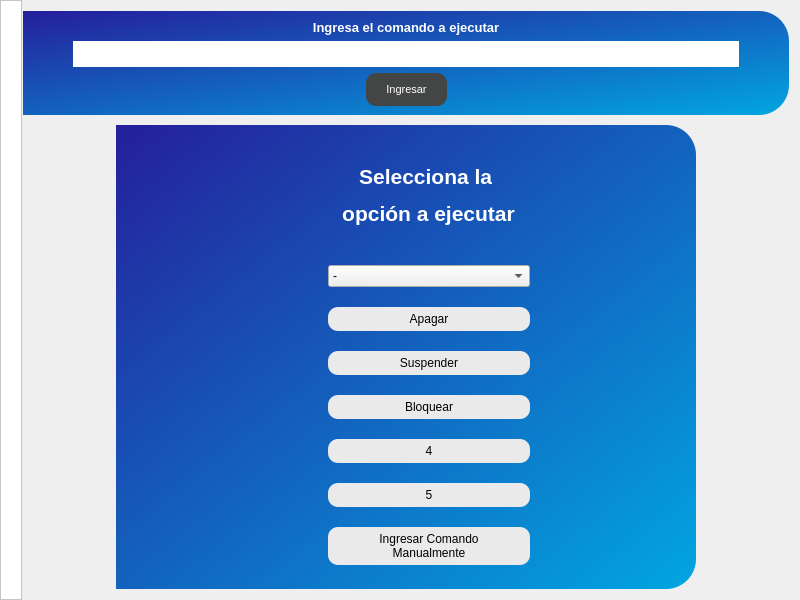
Above: ui/ui_files/OpcionesComputadoras.ui from Salinas03/Sistema-Seguridad before the change. Below: the same form after it.
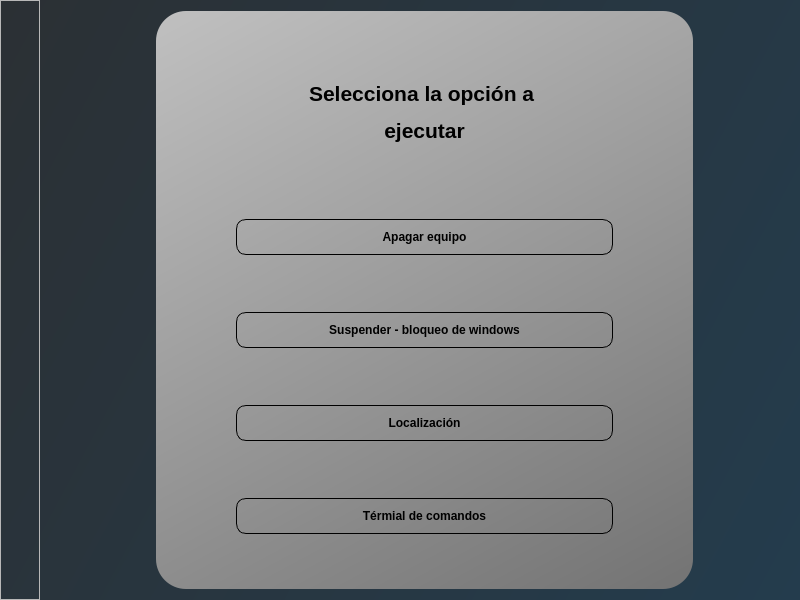
That is the form after the change. Icons and pictures are not drawn.

The edit to the form file:
```diff
--- a/ui/ui_files/OpcionesComputadoras.ui
+++ b/ui/ui_files/OpcionesComputadoras.ui
@@ -23,7 +23,17 @@
    </size>
   </property>
   <property name="windowTitle">
-   <string>MainWindow</string>
+   <string>Opciones de la computadora</string>
+  </property>
+  <property name="windowIcon">
+   <iconset>
+    <normaloff>../assets/icons/LOGO.svg</normaloff>../assets/icons/LOGO.svg</iconset>
+  </property>
+  <property name="styleSheet">
+   <string notr="true">QMainWindow#OpcionesComputadora{
+	/*background-color: qlineargradient(spread:pad, x1:0, y1:0, x2:1, y2:0, stop:0 #080f43, stop:1 #1d1e26);*/
+background-color:qlineargradient(x1:0, y1:0, x2:2.5 y2:1, stop:0 #2B3034, stop:1 #1C4968);
+}</string>
   </property>
   <widget class="QWidget" name="centralwidget">
    <layout class="QHBoxLayout" name="horizontalLayout" stretch="0,0">
@@ -45,10 +55,10 @@
     <item>
      <widget class="QFrame" name="frame">
       <property name="styleSheet">
-       <string notr="true">QFrame#frame{
-	background-color: rgb(255, 255, 255);
-}
-</string>
+       <string notr="true">QLabel#id_lbl,#nombre_lbl{
+	color: rgb(255, 255, 255);
+	font: 75 10pt &quot;MS Shell Dlg 2&quot;;
+}</string>
       </property>
       <property name="frameShape">
        <enum>QFrame::StyledPanel</enum>
@@ -56,26 +66,8 @@
       <property name="frameShadow">
        <enum>QFrame::Raised</enum>
       </property>
-      <layout class="QFormLayout" name="formLayout">
-       <property name="horizontalSpacing">
-        <number>0</number>
-       </property>
-       <property name="verticalSpacing">
-        <number>0</number>
-       </property>
-       <property name="leftMargin">
-        <number>0</number>
-       </property>
-       <property name="topMargin">
-        <number>0</number>
-       </property>
-       <property name="rightMargin">
-        <number>0</number>
-       </property>
-       <property name="bottomMargin">
-        <number>0</number>
-       </property>
-       <item row="0" column="0">
+      <layout class="QVBoxLayout" name="verticalLayout_2">
+       <item>
         <spacer name="verticalSpacer_2">
          <property name="orientation">
           <enum>Qt::Vertical</enum>
@@ -83,12 +75,58 @@
          <property name="sizeHint" stdset="0">
           <size>
            <width>20</width>
-           <height>196</height>
+           <height>32</height>
           </size>
          </property>
         </spacer>
        </item>
-       <item row="1" column="0">
+       <item>
+        <widget class="QLabel" name="id_lbl">
+         <property name="text">
+          <string/>
+         </property>
+         <property name="alignment">
+          <set>Qt::AlignCenter</set>
+         </property>
+        </widget>
+       </item>
+       <item>
+        <spacer name="verticalSpacer_3">
+         <property name="orientation">
+          <enum>Qt::Vertical</enum>
+         </property>
+         <property name="sizeHint" stdset="0">
+          <size>
+           <width>20</width>
+           <height>33</height>
+          </size>
+         </property>
+        </spacer>
+       </item>
+       <item>
+        <widget class="QLabel" name="nombre_lbl">
+         <property name="text">
+          <string/>
+         </property>
+         <property name="alignment">
+          <set>Qt::AlignCenter</set>
+         </property>
+        </widget>
+       </item>
+       <item>
+        <spacer name="verticalSpacer_4">
+         <property name="orientation">
+          <enum>Qt::Vertical</enum>
+         </property>
+         <property name="sizeHint" stdset="0">
+          <size>
+           <width>20</width>
+           <height>33</height>
+          </size>
+         </property>
+        </spacer>
+       </item>
+       <item>
         <widget class="QLabel" name="label">
          <property name="text">
           <string/>
@@ -104,7 +142,7 @@
          </property>
         </widget>
        </item>
-       <item row="2" column="0">
+       <item>
         <spacer name="verticalSpacer">
          <property name="orientation">
           <enum>Qt::Vertical</enum>
@@ -134,13 +172,12 @@
 }
 QWidget#botones_widget,
 #comando_widget{
-background: qlineargradient(x1:0, y1:0, x2:1 y2:1, stop:0 #251F9B, stop:1 #01A6E1);
+	background-color: qlineargradient(spread:pad, x1:0, y1:0, x2:1.5, y2:3, stop:0 #c0c0c0, stop:1 #000000);
 }
 
 QWidget#botones_widget,
 #comando_widget{
-border-top-right-radius:30px;
-border-bottom-right-radius:30px;
+border-radius:30px;
 }
 
 QLineEdit{
@@ -149,10 +186,30 @@
 }
 
 QPushButton{
-background-color: rgb(234, 234, 234);
-border-radius:10px;
-padding:5px;
-	font: 75 8pt &quot;MS Shell Dlg 2&quot;;
+    text-decoration: none;
+    width:50%;
+    padding:10px;
+    border: 1px solid black;
+    border-radius:10px;
+    text-decoration: none;
+    color:black;
+    font-weight: bold;
+    text-align: center;
+    font-size: 12px;
+}
+
+QPushButton:hover{
+    background:qlineargradient(x1:0, y1:0, x2:2.5 y2:1, stop:0 #2B3034, stop:1 #1C4968);;
+    color:white;
+}
+
+QComboBox{
+font-size: 12px;
+padding:10px;
+font-weight: bold;
+background-color: qlineargradient(x1:0, y1:0, x2:2.5 y2:1, stop:0 #2B3034, stop:1 #1C4968);;
+color:white;
+border:none;
 }
 </string>
       </property>
@@ -167,7 +224,7 @@
         <number>10</number>
        </property>
        <property name="leftMargin">
-        <number>0</number>
+        <number>20</number>
        </property>
        <property name="topMargin">
         <number>10</number>
@@ -178,99 +235,6 @@
        <property name="bottomMargin">
         <number>10</number>
        </property>
-       <item>
-        <widget class="QWidget" name="comando_widget" native="true">
-         <property name="styleSheet">
-          <string notr="true">QPushButton#ingresar_comandos_btn{
-border:none;
-	background-color: qlineargradient(spread:pad, x1:0, y1:0, x2:1, y2:0, stop:0 #434645, stop:1 #434645);
-color:white;
-padding-top:10px;
-padding-left:20px;
-padding-right:20px;
-padding-bottom:10px;
-}
-
-QPushButton#ingresar_comandos_btn:hover{
-	background-color: #A1A1A2;
-}
-
-QPushButton#ingresar_comandos_btn:pressed{
-	font: 75 10pt &quot;MS Shell Dlg 2&quot;;
-}</string>
-         </property>
-         <layout class="QGridLayout" name="gridLayout">
-          <property name="leftMargin">
-           <number>50</number>
-          </property>
-          <property name="rightMargin">
-           <number>50</number>
-          </property>
-          <item row="0" column="0" colspan="3">
-           <widget class="QLabel" name="label_2">
-            <property name="font">
-             <font>
-              <pointsize>10</pointsize>
-              <weight>75</weight>
-              <bold>true</bold>
-             </font>
-            </property>
-            <property name="text">
-             <string>&lt;html&gt;&lt;head/&gt;&lt;body&gt;&lt;p&gt;&lt;span style=&quot; color:#ffffff;&quot;&gt;Ingresa el comando a ejecutar&lt;/span&gt;&lt;/p&gt;&lt;/body&gt;&lt;/html&gt;</string>
-            </property>
-            <property name="alignment">
-             <set>Qt::AlignCenter</set>
-            </property>
-           </widget>
-          </item>
-          <item row="2" column="0">
-           <spacer name="horizontalSpacer">
-            <property name="orientation">
-             <enum>Qt::Horizontal</enum>
-            </property>
-            <property name="sizeHint" stdset="0">
-             <size>
-              <width>226</width>
-              <height>20</height>
-             </size>
-            </property>
-           </spacer>
-          </item>
-          <item row="2" column="1">
-           <widget class="QPushButton" name="ingresar_comandos_btn">
-            <property name="font">
-             <font>
-              <family>MS Shell Dlg 2</family>
-              <pointsize>8</pointsize>
-              <weight>9</weight>
-              <italic>false</italic>
-              <bold>false</bold>
-             </font>
-            </property>
-            <property name="text">
-             <string>Ingresar</string>
-            </property>
-           </widget>
-          </item>
-          <item row="2" column="2">
-           <spacer name="horizontalSpacer_2">
-            <property name="orientation">
-             <enum>Qt::Horizontal</enum>
-            </property>
-            <property name="sizeHint" stdset="0">
-             <size>
-              <width>225</width>
-              <height>20</height>
-             </size>
-            </property>
-           </spacer>
-          </item>
-          <item row="1" column="0" colspan="3">
-           <widget class="QLineEdit" name="comandos_txt"/>
-          </item>
-         </layout>
-        </widget>
-       </item>
        <item alignment="Qt::AlignHCenter">
         <widget class="QWidget" name="botones_widget" native="true">
          <property name="sizePolicy">
@@ -279,99 +243,29 @@
            <verstretch>0</verstretch>
           </sizepolicy>
          </property>
+         <property name="minimumSize">
+          <size>
+           <width>537</width>
+           <height>0</height>
+          </size>
+         </property>
          <property name="styleSheet">
           <string notr="true"/>
          </property>
-         <layout class="QGridLayout" name="gridLayout_2">
+         <layout class="QVBoxLayout" name="verticalLayout_3">
           <property name="leftMargin">
-           <number>45</number>
+           <number>80</number>
           </property>
           <property name="topMargin">
            <number>0</number>
           </property>
           <property name="rightMargin">
-           <number>0</number>
+           <number>80</number>
           </property>
           <property name="bottomMargin">
            <number>0</number>
           </property>
-          <property name="spacing">
-           <number>0</number>
-          </property>
-          <item row="1" column="1" colspan="2">
-           <widget class="QComboBox" name="comandos_cbx">
-            <item>
-             <property name="text">
-              <string>-</string>
-             </property>
-            </item>
-            <item>
-             <property name="text">
-              <string>1</string>
-             </property>
-            </item>
-            <item>
-             <property name="text">
-              <string>2</string>
-             </property>
-            </item>
-            <item>
-             <property name="text">
-              <string>3</string>
-             </property>
-            </item>
-            <item>
-             <property name="text">
-              <string>4</string>
-             </property>
-            </item>
-            <item>
-             <property name="text">
-              <string>5</string>
-             </property>
-            </item>
-            <item>
-             <property name="text">
-              <string>Ingresa comando manualmente</string>
-             </property>
-            </item>
-           </widget>
-          </item>
-          <item row="7" column="1" colspan="2">
-           <widget class="QPushButton" name="pushButton_7">
-            <property name="text">
-             <string>Ingresar Comando 
-Manualmente</string>
-            </property>
-           </widget>
-          </item>
-          <item row="1" column="3">
-           <spacer name="horizontalSpacer_6">
-            <property name="orientation">
-             <enum>Qt::Horizontal</enum>
-            </property>
-            <property name="sizeHint" stdset="0">
-             <size>
-              <width>166</width>
-              <height>20</height>
-             </size>
-            </property>
-           </spacer>
-          </item>
-          <item row="1" column="0">
-           <spacer name="horizontalSpacer_4">
-            <property name="orientation">
-             <enum>Qt::Horizontal</enum>
-            </property>
-            <property name="sizeHint" stdset="0">
-             <size>
-              <width>167</width>
-              <height>20</height>
-             </size>
-            </property>
-           </spacer>
-          </item>
-          <item row="0" column="0" colspan="4">
+          <item>
            <widget class="QLabel" name="label_3">
             <property name="maximumSize">
              <size>
@@ -387,15 +281,15 @@
              </font>
             </property>
             <property name="text">
-             <string>&lt;html&gt;&lt;head/&gt;&lt;body&gt;&lt;p&gt;&lt;span style=&quot; color:#ffffff;&quot;&gt;Selecciona la &lt;/span&gt;&lt;/p&gt;&lt;p&gt;&lt;span style=&quot; color:#ffffff;&quot;&gt;opción a ejecutar&lt;/span&gt;&lt;/p&gt;&lt;/body&gt;&lt;/html&gt;</string>
+             <string>&lt;html&gt;&lt;head/&gt;&lt;body&gt;&lt;p&gt;&lt;span style=&quot; font-weight:600;&quot;&gt;Selecciona la opción a &lt;/span&gt;&lt;/p&gt;&lt;p&gt;&lt;span style=&quot; font-weight:600;&quot;&gt;ejecutar&lt;/span&gt;&lt;/p&gt;&lt;/body&gt;&lt;/html&gt;</string>
             </property>
             <property name="alignment">
              <set>Qt::AlignCenter</set>
             </property>
            </widget>
           </item>
-          <item row="2" column="1" colspan="2">
-           <widget class="QPushButton" name="pushButton_2">
+          <item>
+           <widget class="QPushButton" name="apagar_equipo_btn">
             <property name="sizePolicy">
              <sizepolicy hsizetype="Expanding" vsizetype="Fixed">
               <horstretch>0</horstretch>
@@ -409,12 +303,12 @@
              </size>
             </property>
             <property name="text">
-             <string>Apagar</string>
+             <string>Apagar equipo</string>
             </property>
            </widget>
           </item>
-          <item row="3" column="1" colspan="2">
-           <widget class="QPushButton" name="pushButton_3">
+          <item>
+           <widget class="QPushButton" name="supender_windows_equipo_btn">
             <property name="sizePolicy">
              <sizepolicy hsizetype="Expanding" vsizetype="Fixed">
               <horstretch>0</horstretch>
@@ -428,12 +322,12 @@
              </size>
             </property>
             <property name="text">
-             <string>Suspender</string>
+             <string>Suspender - bloqueo de windows</string>
             </property>
            </widget>
           </item>
-          <item row="4" column="1" colspan="2">
-           <widget class="QPushButton" name="pushButton_4">
+          <item>
+           <widget class="QPushButton" name="localizacion_btn">
             <property name="sizePolicy">
              <sizepolicy hsizetype="Expanding" vsizetype="Fixed">
               <horstretch>0</horstretch>
@@ -447,30 +341,11 @@
              </size>
             </property>
             <property name="text">
-             <string>Bloquear</string>
+             <string>Localización</string>
             </property>
            </widget>
           </item>
-          <item row="5" column="1" colspan="2">
-           <widget class="QPushButton" name="pushButton_5">
-            <property name="sizePolicy">
-             <sizepolicy hsizetype="Expanding" vsizetype="Fixed">
-              <horstretch>0</horstretch>
-              <verstretch>0</verstretch>
-             </sizepolicy>
-            </property>
-            <property name="minimumSize">
-             <size>
-              <width>100</width>
-              <height>0</height>
-             </size>
-            </property>
-            <property name="text">
-             <string>4</string>
-            </property>
-           </widget>
-          </item>
-          <item row="6" column="1" colspan="2">
+          <item>
            <widget class="QPushButton" name="pushButton_6">
             <property name="sizePolicy">
              <sizepolicy hsizetype="Expanding" vsizetype="Fixed">
@@ -485,7 +360,7 @@
              </size>
             </property>
             <property name="text">
-             <string>5</string>
+             <string>Térmial de comandos</string>
             </property>
            </widget>
           </item>
```
